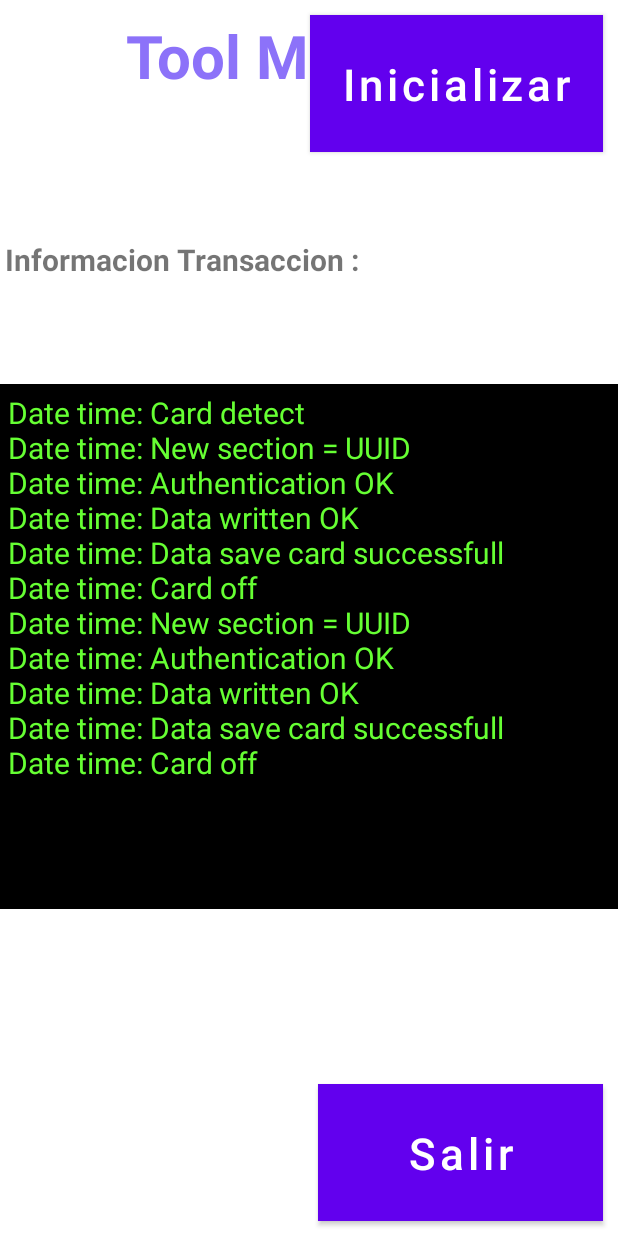
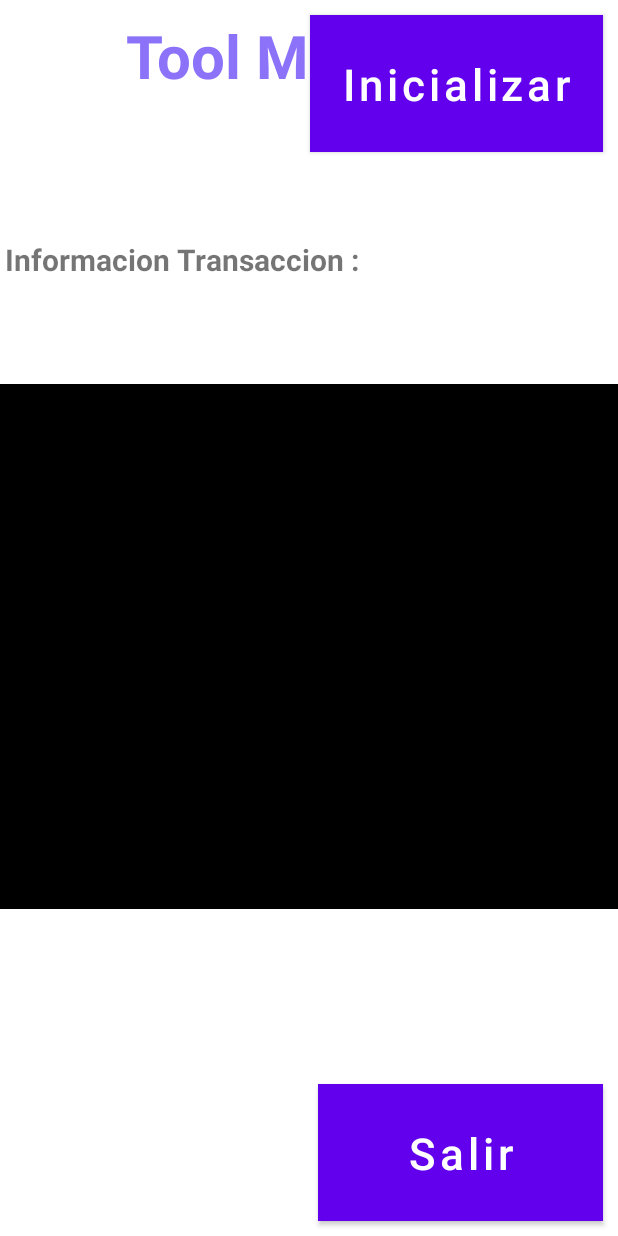
Before and after one commit to CristianRamirezC/NFCReader, an Android app: the layout fragment_functions.xml on its own in the app's theme, with its tools: preview values and no code run, on a phone screen of 412 x 824 dp. Run offline under Robolectric (Android 15) with nearby library versions, the phone set to English and light mode, and no system bars.

```diff
--- a/app/src/main/res/layout/fragment_functions.xml
+++ b/app/src/main/res/layout/fragment_functions.xml
@@ -153,17 +153,7 @@
         android:padding="5dp"
         android:scrollbarFadeDuration="0"
         android:scrollbars="vertical"
-        android:text="Date time: Card detect
-                      \nDate time: New section = UUID
-                      \nDate time: Authentication OK
-                      \nDate time: Data written OK
-                      \nDate time: Data save card successfull
-                      \nDate time: Card off
-                      \nDate time: New section = UUID
-                      \nDate time: Authentication OK
-                      \nDate time: Data written OK
-                      \nDate time: Data save card successfull
-                      \nDate time: Card off"
+        android:text=""
         android:textColor="#66FF33"
         android:textSize="20dp"
         android:visibility="visible" />
```
Also changed, not shown: app/src/main/java/com/example/nfcreader/core/di/ServiceModule.kt (+49 -1 lines), app/src/main/java/com/example/nfcreader/domain/functionsUseCases/ConnectToCardReaderUseCase.kt (+22 -26 lines), app/src/main/java/com/example/nfcreader/domain/functionsUseCases/IncreaseCardLevelUseCase.kt (+18 -21 lines), app/src/main/java/com/example/nfcreader/ui/viewModel/LoginViewModel.kt (+16 -15 lines).
